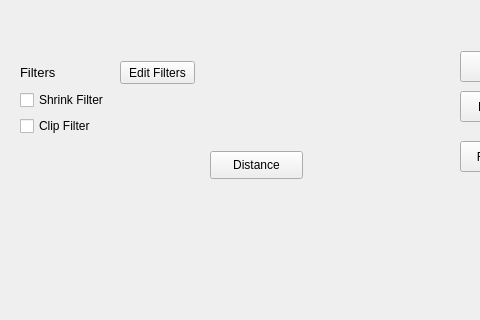
Before: the Qt Designer form modelViewer/mainwindow.ui in So-Lok/2019_Group_38, drawn with Qt 5; both pictures show x 0 to 480 and y 427 to 747 of the 1248 by 843 pixel window.
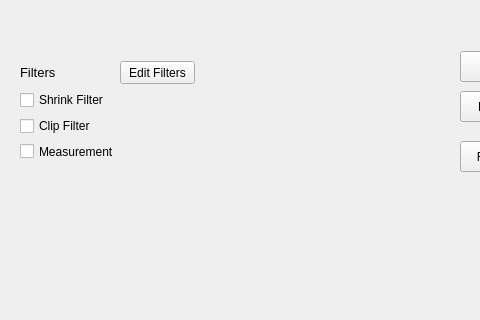
After: the same form once the commit is applied. Icons and pictures are not drawn. Custom widgets are drawn as their Qt base class.

Commit message: fix the popup window(distance widget)

The edit to the form file:
```diff
--- a/modelViewer/mainwindow.ui
+++ b/modelViewer/mainwindow.ui
@@ -182,17 +182,17 @@
      <string>Edit Filters</string>
     </property>
    </widget>
-   <widget class="QPushButton" name="distWid">
+   <widget class="QCheckBox" name="distWid">
     <property name="geometry">
      <rect>
-      <x>210</x>
-      <y>530</y>
-      <width>93</width>
-      <height>28</height>
+      <x>20</x>
+      <y>520</y>
+      <width>111</width>
+      <height>21</height>
      </rect>
     </property>
     <property name="text">
-     <string>Distance</string>
+     <string>Measurement</string>
     </property>
    </widget>
    <zorder>layoutWidget</zorder>
```
The commit also changes 2 other files.
